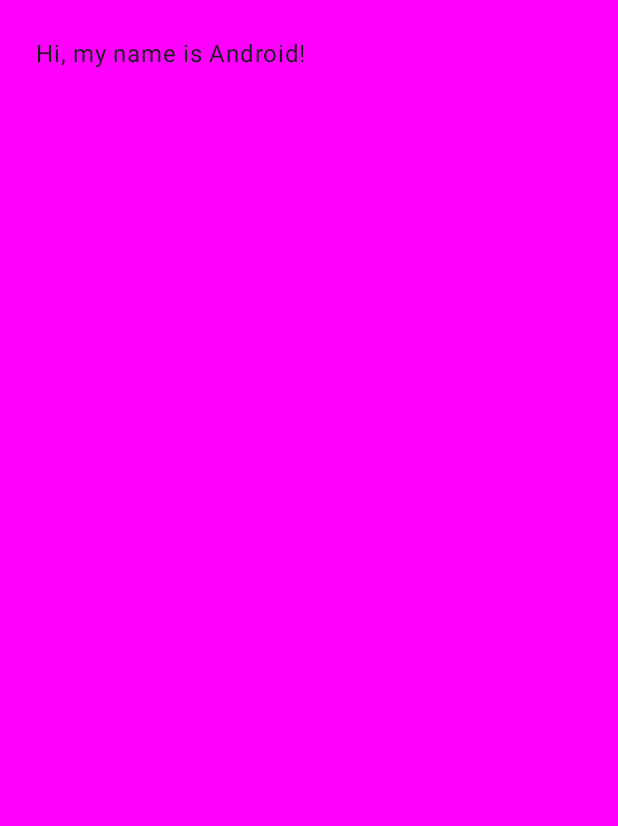
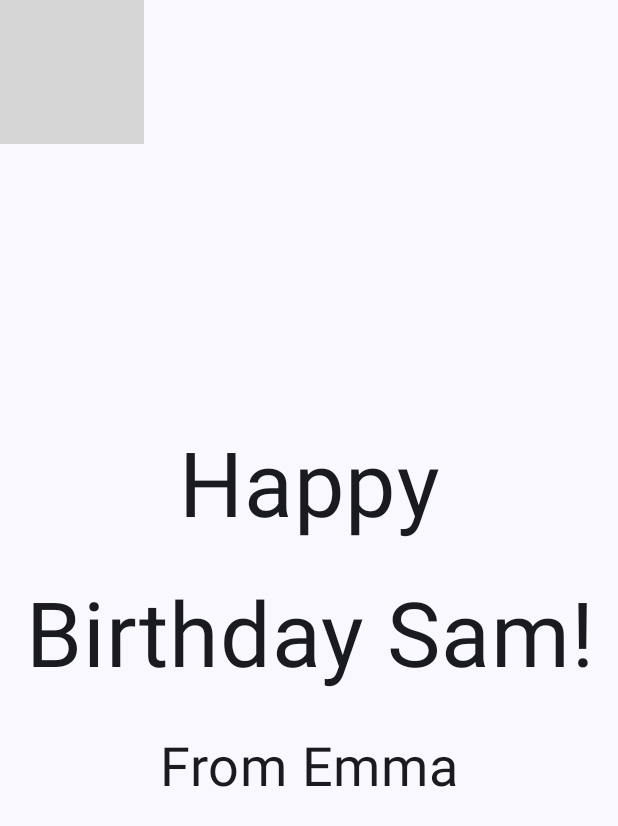
Before and after one commit to marialcch/kotlin_app1, an Android app built with Jetpack Compose: the screen it shows after launch (MainActivity), on a phone screen of 412 x 824 dp. Before the commit the part shown is almost empty. Shown: the top 826 px of the screen. Run offline under Robolectric (Android 15) with nearby library versions, the phone set to English and light mode, and no system bars; grey boxes are pictures that could not be loaded.

Commit message:
adding card with text and image

```diff
--- a/app/src/main/java/com/example/greetingcard/MainActivity.kt
+++ b/app/src/main/java/com/example/greetingcard/MainActivity.kt
@@ -3,6 +3,9 @@ package com.example.greetingcard
 import android.os.Bundle
 import androidx.activity.ComponentActivity
 import androidx.activity.compose.setContent
+import androidx.compose.foundation.layout.Arrangement
+import androidx.compose.foundation.layout.Column
+import androidx.compose.foundation.layout.Row
 import androidx.compose.foundation.layout.fillMaxSize
 import androidx.compose.material3.MaterialTheme
 import androidx.compose.material3.Surface
@@ -14,6 +17,13 @@ import androidx.compose.ui.tooling.preview.Preview
 import com.example.greetingcard.ui.theme.GreetingCardTheme
 import androidx.compose.ui.unit.dp
 import androidx.compose.foundation.layout.padding
+import androidx.compose.ui.Alignment
+import androidx.compose.ui.text.style.TextAlign
+import androidx.compose.ui.unit.sp
+import androidx.compose.foundation.Image
+import androidx.compose.foundation.layout.Box
+import androidx.compose.ui.layout.ContentScale
+import androidx.compose.ui.res.painterResource
 
 class MainActivity : ComponentActivity() {
     override fun onCreate(savedInstanceState: Bundle?) {
@@ -22,7 +32,7 @@ class MainActivity : ComponentActivity() {
             GreetingCardTheme {
                 // A surface container using the 'background' color from the theme
                 Surface(modifier = Modifier.fillMaxSize(), color = MaterialTheme.colorScheme.background) {
-                    Greeting("Android")
+                    GreetingImage(message = getString(R.string.happy_birthday_text), getString(R.string.signature_text))
                 }
             }
         }
@@ -30,19 +40,54 @@ class MainActivity : ComponentActivity() {
 }
 
 @Composable
-fun Greeting(name: String) {
-    Surface(color = Color.Magenta) {
+fun GreetingText(name: String, from: String, modifier: Modifier = Modifier) {
+    Column(verticalArrangement = Arrangement.Center,
+        modifier = modifier) {
         Text(
-            text = "Hi, my name is $name!",
-            modifier = Modifier.padding(24.dp)
+            text = name,
+            fontSize = 60.sp,
+            lineHeight = 100.sp,
+            textAlign = TextAlign.Center
+        )
+        Text(
+            text = from,
+            fontSize = 36.sp,
+            modifier = Modifier
+                .padding(16.dp)
+                .align(alignment = Alignment.CenterHorizontally)
+        )
+
+    }
+
+}
+
+@Composable
+fun GreetingImage(message: String, from: String, modifier: Modifier = Modifier) {
+    val image = painterResource(R.drawable.androidparty);
+
+    Box {
+        Image(
+            painter = image,
+            contentDescription = null,
+            contentScale = ContentScale.Crop,
+            alpha = 0.5F
+        )
+
+        GreetingText(
+            name = message,
+            from = from,
+            modifier = Modifier
+                .fillMaxSize()
+                .padding(8.dp)
         )
     }
+
 }
 
 @Preview(showBackground = true)
 @Composable
 fun GreetingPreview() {
     GreetingCardTheme {
-        Greeting("Maria")
+        GreetingImage("Happy Birthday Sam!", "From Emma")
     }
 }
--- a/app/src/main/res/values/strings.xml
+++ b/app/src/main/res/values/strings.xml
@@ -1,3 +1,5 @@
 <resources>
     <string name="app_name">Greeting Card</string>
+    <string name="happy_birthday_text">Happy Birthday Sam!</string>
+    <string name="signature_text">From Emma</string>
 </resources>
```
Also changed, not shown: 1 other file.
